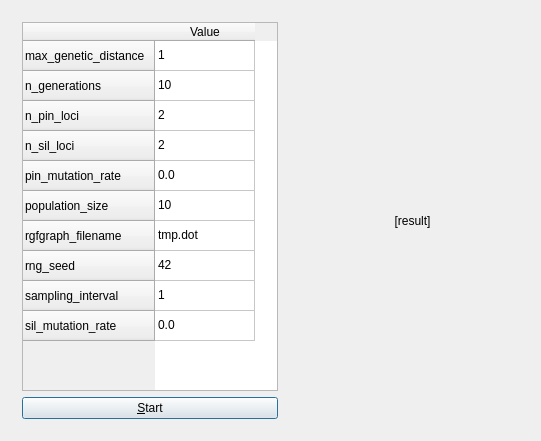
The window that ribi_qtmaindialog.ui (richelbilderbeek/pbdmms) describes before a commit, drawn with Qt 5.
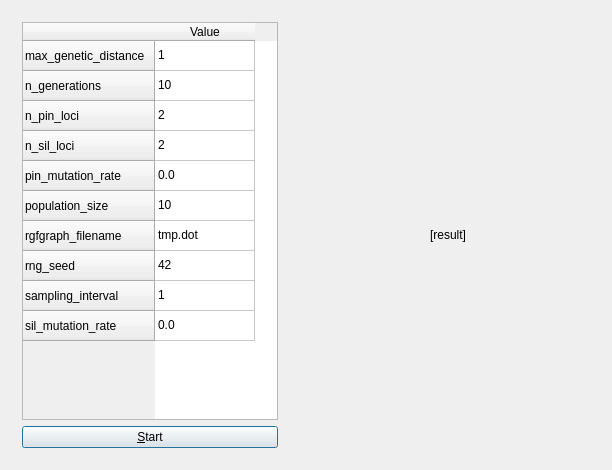
The same window after the commit.

```diff
--- a/ribi_qtmaindialog.ui
+++ b/ribi_qtmaindialog.ui
@@ -6,8 +6,8 @@
    <rect>
     <x>0</x>
     <y>0</y>
-    <width>541</width>
-    <height>441</height>
+    <width>612</width>
+    <height>470</height>
    </rect>
   </property>
   <property name="windowTitle">
```
